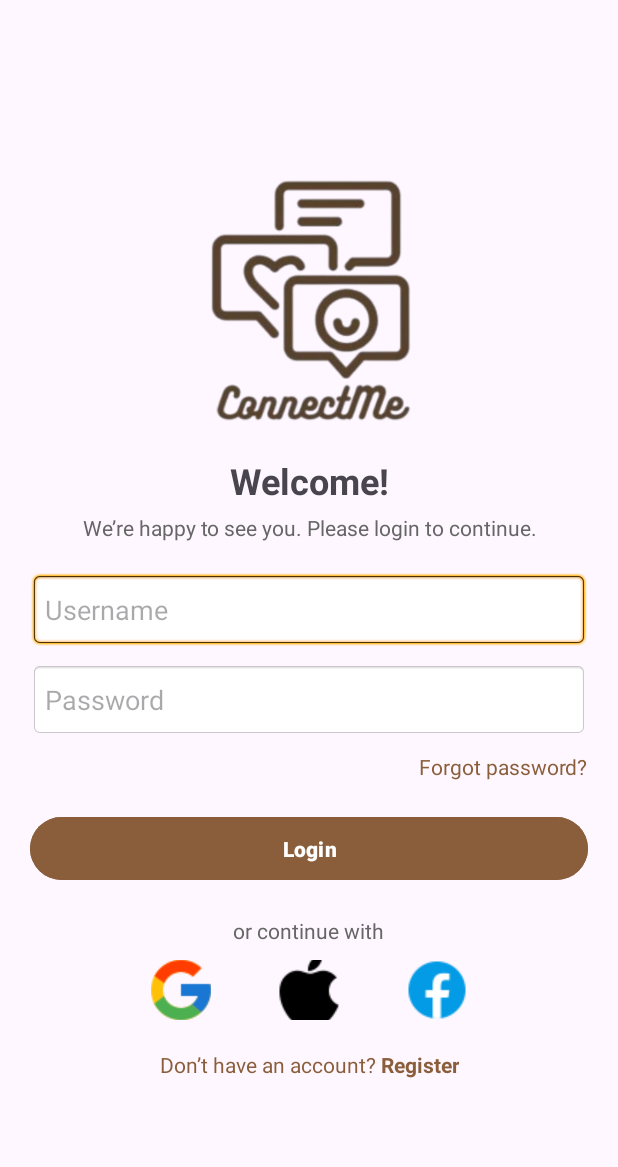
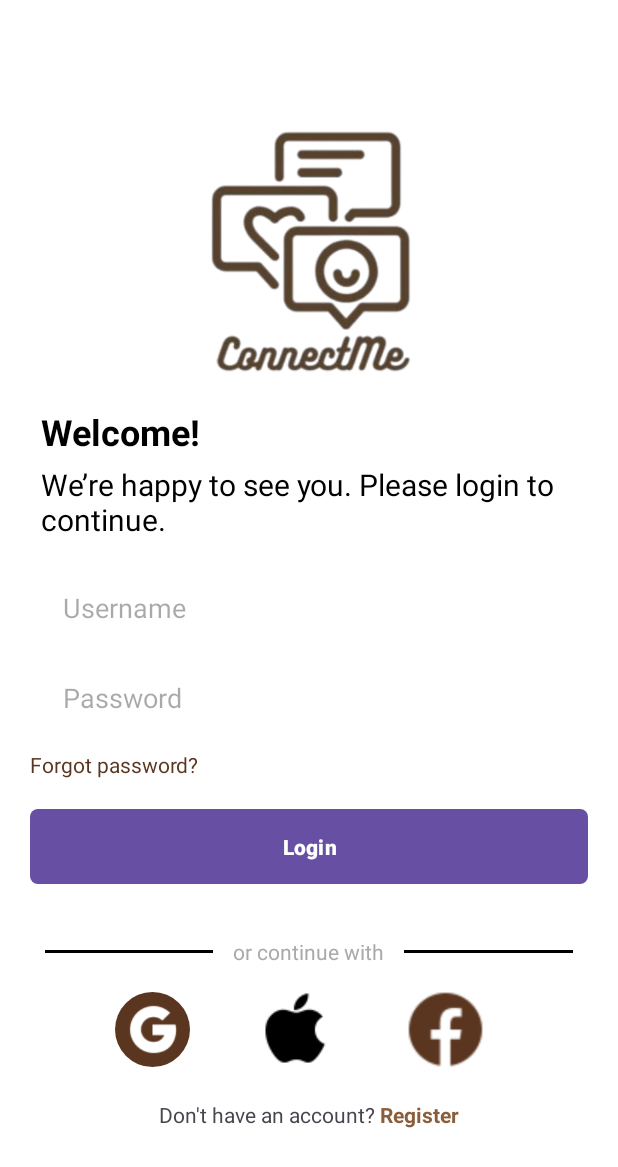
Before and after one commit to JawadAhmadKhan04/ConnectME_UI, an Android app: the layout login.xml on its own in the app's theme, with its tools: preview values and no code run, on a phone screen of 412 x 824 dp. Shown: the top 1167 px of the screen. Run offline under Robolectric (Android 15) with nearby library versions, the phone set to English and light mode, and no system bars.

Commit message:
login matching now

```diff
--- a/app/src/main/AndroidManifest.xml
+++ b/app/src/main/AndroidManifest.xml
@@ -15,7 +15,7 @@
 
         <!-- Main Activity -->
         <activity
-            android:name=".NewPostActivity"
+            android:name=".MainActivity"
             android:exported="true">
             <intent-filter>
                 <action android:name="android.intent.action.MAIN" />
@@ -23,10 +23,14 @@
             </intent-filter>
         </activity>
 
-        <!-- Login Activity -->
-<!--        <activity-->
-<!--            android:name=".ContactsActivity"-->
-<!--            android:exported="true" />-->
+<!--         Login Activity -->
+        <activity
+            android:name=".LoginActivity"
+            android:exported="true" />
+        <!--         Register Activity -->
+        <activity
+            android:name=".RegisterActivity"
+            android:exported="true" />
 
         <activity
             android:name=".PostGalleryActivity"
--- a/app/src/main/java/com/jawadahmadkhan/i220791/LoginActivity.kt
+++ b/app/src/main/java/com/jawadahmadkhan/i220791/LoginActivity.kt
@@ -2,6 +2,8 @@ package com.jawadahmadkhan.i220791
 
 import android.content.Intent
 import android.os.Bundle
+import android.widget.Button
+import android.widget.ImageButton
 import androidx.appcompat.app.AppCompatActivity
 import android.widget.TextView
 
@@ -18,5 +20,38 @@ class LoginActivity : AppCompatActivity() {
             val intent = Intent(this, RegisterActivity::class.java)
             startActivity(intent)
         }
+
+        // Find the register text
+        val loginbtn = findViewById<Button>(R.id.LoginButton)
+
+        // Set click listener on register text
+        loginbtn.setOnClickListener {
+            val intent = Intent(this, RegisterActivity::class.java)
+            startActivity(intent)
+        }
+
+        val googlebtn = findViewById<ImageButton>(R.id.googleButton)
+
+        // Set click listener on register text
+        googlebtn.setOnClickListener {
+            val intent = Intent(this, RegisterActivity::class.java)
+            startActivity(intent)
+        }
+
+        val applebtn = findViewById<ImageButton>(R.id.appleButton)
+
+        // Set click listener on register text
+        applebtn.setOnClickListener {
+            val intent = Intent(this, RegisterActivity::class.java)
+            startActivity(intent)
+        }
+
+        val facebookbtn = findViewById<ImageButton>(R.id.facebookButton)
+
+        // Set click listener on register text
+        facebookbtn.setOnClickListener {
+            val intent = Intent(this, RegisterActivity::class.java)
+            startActivity(intent)
+        }
     }
 }
--- /dev/null
+++ b/app/src/main/res/drawable/circle_shape_logos.xml
@@ -0,0 +1,7 @@
+<?xml version="1.0" encoding="utf-8"?>
+<shape xmlns:android="http://schemas.android.com/apk/res/android"
+    android:shape="oval">
+
+    <solid android:color="#5A3620"/>  <!-- Brown color -->
+    <size android:width="40dp" android:height="40dp"/>  <!-- Ensure it's a circle -->
+</shape>
--- /dev/null
+++ b/app/src/main/res/drawable/rectangle_button.xml
@@ -0,0 +1,8 @@
+<?xml version="1.0" encoding="utf-8"?>
+<shape xmlns:android="http://schemas.android.com/apk/res/android"
+    android:shape="rectangle">
+
+    <solid android:color="#5A3620"/>  <!-- Button color -->
+    <corners android:radius="5dp"/>  <!-- Sharp corners -->
+
+</shape>
--- a/app/src/main/res/layout/login.xml
+++ b/app/src/main/res/layout/login.xml
@@ -6,6 +6,7 @@
     android:layout_width="match_parent"
     android:layout_height="match_parent"
     android:orientation="vertical"
+    android:background="@android:color/white"
     android:gravity="center"
     android:padding="20dp">
 
@@ -22,29 +23,35 @@
         android:id="@+id/welcomeText"
         android:layout_width="wrap_content"
         android:layout_height="wrap_content"
-        android:text="Welcome!"
+        android:textColor="#000000"
+        android:layout_marginBottom="5dp"
+        android:layout_marginStart="7dp"
+        android:text="@string/welcome"
         android:textSize="24sp"
         android:textStyle="bold"
-        android:gravity="center"
-        android:layout_marginBottom="5dp" />
+        android:gravity="start"
+        android:layout_gravity="start" />
 
     <TextView
         android:id="@+id/subText"
         android:layout_width="wrap_content"
         android:layout_height="wrap_content"
-        android:text="We’re happy to see you. Please login to continue."
-        android:textSize="14sp"
-        android:textColor="#666"
-        android:gravity="center"
+        android:text="@string/we_re_happy_to_see_you_please_login_to_continue"
+        android:textSize="20sp"
+        android:textColor="#000000"
+        android:layout_marginStart="7dp"
+        android:gravity="start"
+        android:layout_gravity="start"
         android:layout_marginBottom="20dp" />
 
     <EditText
         android:id="@+id/usernameInput"
+        android:background="@null"
         android:layout_width="match_parent"
         android:layout_height="50dp"
         android:hint="Username"
-        android:background="@android:drawable/editbox_background"
         android:padding="10dp"
+        android:layout_marginStart="8dp"
         android:layout_marginBottom="10dp" />
 
     <EditText
@@ -52,7 +59,8 @@
         android:layout_width="match_parent"
         android:layout_height="50dp"
         android:hint="Password"
-        android:background="@android:drawable/editbox_background"
+        android:layout_marginStart="8dp"
+        android:background="@null"
         android:padding="10dp"
         android:inputType="textPassword"
         android:layout_marginBottom="10dp" />
@@ -61,81 +69,106 @@
         android:id="@+id/forgotPasswordText"
         android:layout_width="wrap_content"
         android:layout_height="wrap_content"
-        android:text="Forgot password?"
-        android:textColor="#8B5E3B"
-        android:layout_gravity="end"
+        android:text="@string/forgot_password"
+        android:textColor="#5A3620"
+        android:layout_gravity="start"
         android:layout_marginBottom="20dp" />
 
 
     <Button
-        android:id="@+id/loginButton"
+        android:id="@+id/LoginButton"
         android:layout_width="match_parent"
         android:layout_height="50dp"
-        android:text="Login"
-        android:backgroundTint="#8B5E3B"
-        android:textColor="#FFF"
+        android:text="@string/login"
+        android:background="@drawable/rectangle_button"
+        android:backgroundTint="#5A3620"
         android:textStyle="bold"
-        android:layout_marginBottom="20dp" />
+        android:layout_marginBottom="20dp"/>
 
-    <TextView
-        android:id="@+id/orText"
-        android:layout_width="wrap_content"
-        android:layout_height="wrap_content"
-        android:text="or continue with"
-        android:textSize="14sp"
-        android:textColor="#666"
-        android:gravity="center"
-        android:layout_marginBottom="10dp" />
 
     <LinearLayout
         android:layout_width="match_parent"
         android:layout_height="wrap_content"
         android:orientation="horizontal"
         android:gravity="center"
-        android:layout_marginBottom="20dp">
+        android:padding="10dp">
+
+        <View
+            android:layout_width="0dp"
+            android:layout_weight="1"
+            android:layout_height="2dp"
+            android:background="#000000" />
+
+        <TextView
+            android:layout_width="wrap_content"
+            android:layout_height="wrap_content"
+            android:text="or continue with"
+            android:textSize="14sp"
+            android:textColor="@android:color/darker_gray"
+            android:background="@android:color/white"
+            android:padding="5dp"
+            android:layout_marginHorizontal="8dp" />
+
+        <View
+            android:layout_width="0dp"
+            android:layout_weight="1"
+            android:layout_height="2dp"
+            android:background="#000000" />
+
+    </LinearLayout>
+
+
+    <LinearLayout
+        android:paddingStart="15dp"
+        android:layout_width="match_parent"
+        android:layout_height="54dp"
+        android:layout_marginBottom="20dp"
+        android:gravity="center"
+        android:orientation="horizontal">
 
         <ImageButton
             android:id="@+id/googleButton"
-            android:layout_width="40dp"
-            android:layout_height="40dp"
+            android:layout_width="50dp"
+            android:layout_height="50dp"
+            android:layout_marginStart="10dp"
+            android:layout_marginEnd="35dp"
+            android:background="@drawable/circle_shape_logos"
+            android:contentDescription="Google Login"
+            android:scaleType="centerInside"
             android:src="@drawable/google_icon"
-            android:background="@null"
-            android:contentDescription="Google Login"
-            android:layout_marginStart="10dp"
-            android:layout_marginEnd="35dp"/>
+            android:padding="8dp"/>
+
+
 
         <ImageButton
             android:id="@+id/appleButton"
-            android:layout_width="40dp"
-            android:layout_height="40dp"
-            android:src="@drawable/apple_icon"
+            android:layout_width="50dp"
+            android:layout_height="50dp"
+            android:layout_marginStart="10dp"
+            android:layout_marginEnd="10dp"
             android:background="@null"
             android:contentDescription="Apple Login"
-            android:layout_marginStart="10dp"
-            android:layout_marginEnd="10dp"/>
+            android:src="@drawable/apple_icon" />
 
         <ImageButton
             android:id="@+id/facebookButton"
-            android:layout_width="40dp"
-            android:layout_height="40dp"
-            android:src="@drawable/facebook_icon"
-            android:background="@null"
+            android:layout_width="55dp"
+            android:layout_height="55dp"
+            android:layout_marginStart="37dp"
+            android:layout_marginEnd="35dp"
             android:contentDescription="Facebook Login"
-            android:layout_marginStart="35dp"
-            android:layout_marginEnd="10dp"/>
+            android:background="@drawable/facebook_icon"/>
+
     </LinearLayout>
-
-
 
     <TextView
         android:id="@+id/registerText"
         android:layout_width="wrap_content"
         android:layout_height="wrap_content"
-        android:textColor="#8B5E3B"
-        android:gravity="center"
+        android:text="@string/register_text"
         android:textSize="14sp"
         android:textStyle="normal"
-        android:text="@string/register_text" />
+        android:autoLink="none"/>
 
 
 </LinearLayout>
--- a/app/src/main/res/layout/main_page.xml
+++ b/app/src/main/res/layout/main_page.xml
@@ -3,6 +3,7 @@
     android:layout_width="match_parent"
     android:layout_height="match_parent"
     android:orientation="vertical"
+    android:background="@android:color/white"
     android:gravity="center">
 
     <ImageView
--- a/app/src/main/res/values/strings.xml
+++ b/app/src/main/res/values/strings.xml
@@ -1,4 +1,8 @@
 <resources>
     <string name="app_name">i220791</string>
-    <string name="register_text">Don’t have an account? <b>Register</b></string>
+    <string name="register_text">Don\'t have an account? <b><font color='#8B5E3B'>Register</font></b></string>
+    <string name="welcome">Welcome!</string>
+    <string name="we_re_happy_to_see_you_please_login_to_continue">We’re happy to see you. Please login to continue.</string>
+    <string name="login">Login</string>
+    <string name="forgot_password">Forgot password?</string>
 </resources>
```
Also changed, not shown: app/src/main/res/drawable/facebook_icon.png, app/src/main/res/drawable/google_icon.png.
